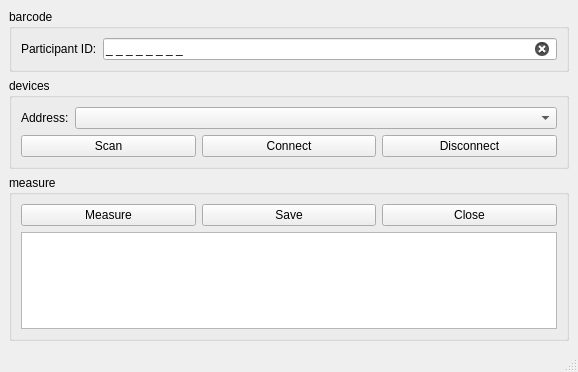
First picture: the form in src/prototype/LowEnergyThermometer/MainWindow.ui, repository inglis-dl/cypress, before the edit.
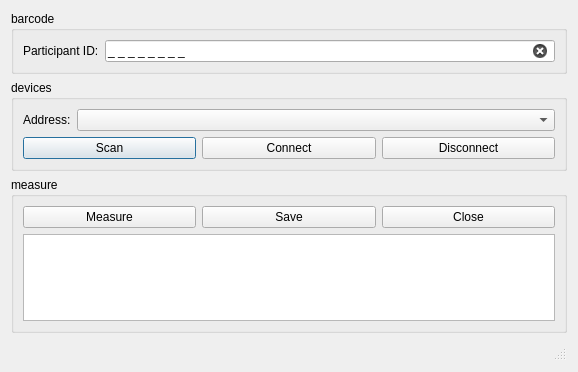
Second picture: the form after the edit.

Commit message: WIP: refactor mainwindow to dialog - refactoring use of QMainWindow to QDialog

```diff
--- a/src/prototype/LowEnergyThermometer/MainWindow.ui
+++ b/src/prototype/LowEnergyThermometer/MainWindow.ui
@@ -1,7 +1,7 @@
 <?xml version="1.0" encoding="UTF-8"?>
 <ui version="4.0">
  <class>MainWindow</class>
- <widget class="QMainWindow" name="MainWindow">
+ <widget class="QDialog" name="MainWindow">
   <property name="geometry">
    <rect>
     <x>0</x>
@@ -13,8 +13,7 @@
   <property name="windowTitle">
    <string>Temperature Measurement</string>
   </property>
-  <widget class="QWidget" name="centralwidget">
-   <layout class="QVBoxLayout" name="verticalLayout_2" stretch="0,0,0">
+  <layout class="QVBoxLayout" name="verticalLayout_2">
     <item>
      <widget class="QGroupBox" name="idGroupBox">
       <property name="sizePolicy">
@@ -163,9 +162,10 @@
       </layout>
      </widget>
     </item>
-   </layout>
-  </widget>
+   <item>
   <widget class="QStatusBar" name="statusBar"/>
+   </item>
+  </layout>
  </widget>
  <resources/>
  <connections/>
```
Lines whose indentation alone changed are shown as unchanged. The commit also changes 23 other files.
